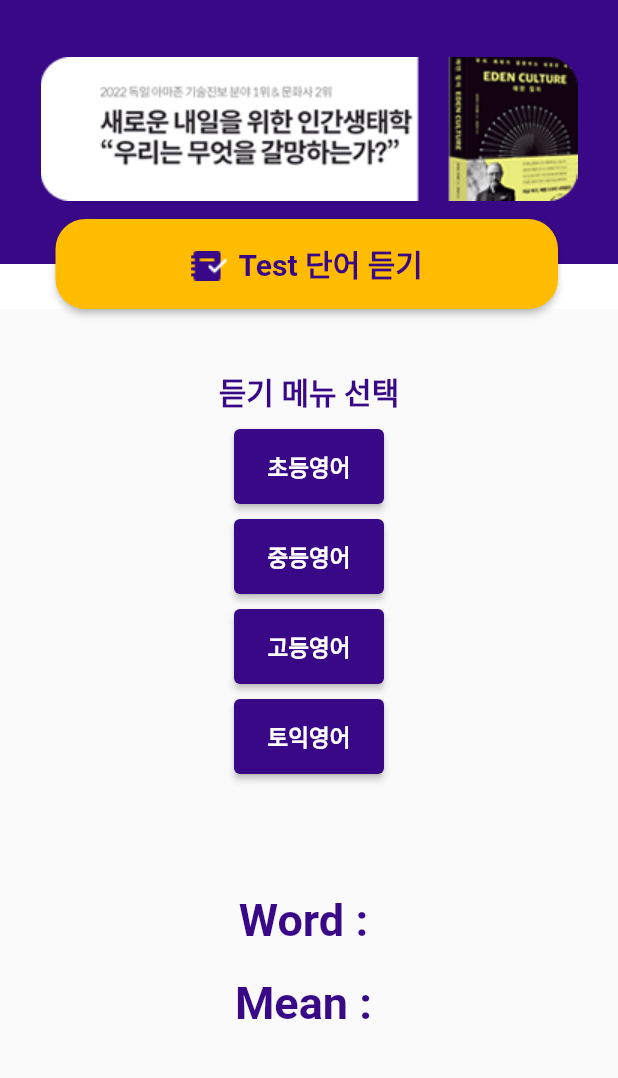
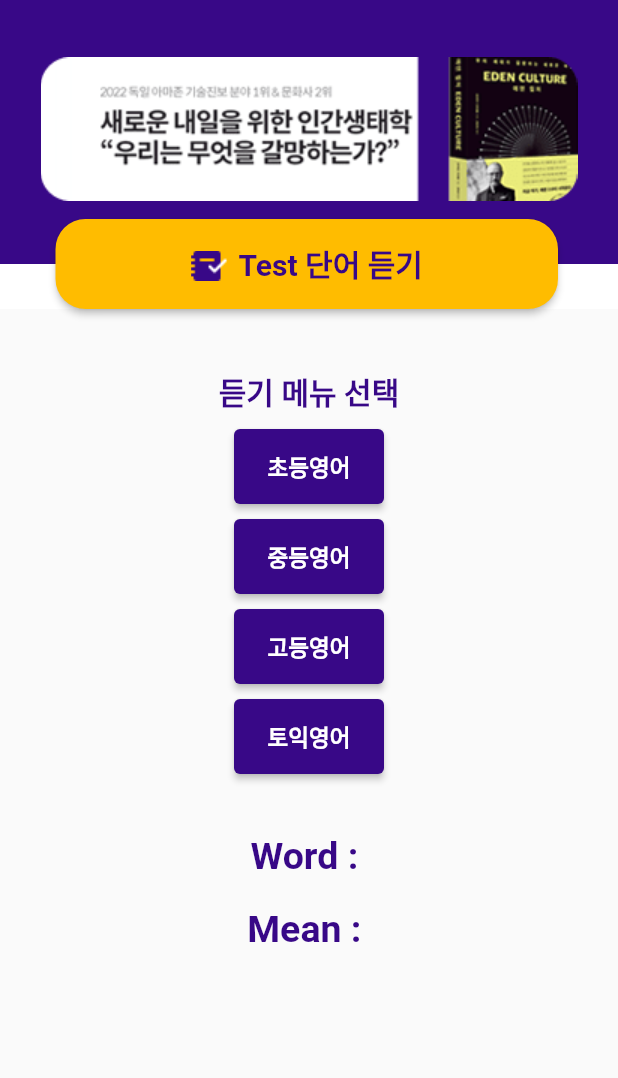
Before and after one commit to pyowonsik/Smart2Long-flutter, a Flutter app: the ListenPage screen opened by its route, on a phone screen of 412 x 824 dp, the part 63-1141 px from its top. Run offline on Flutter 3.47's test engine with Material 2 defaults, Android fonts, the phone set to English and light mode, and no system bars; our stand-ins replace flutter_riverpod, flutter_tts, go_router, shared_preferences; accounts and stored records are empty.

Commit message:
modify app size

```diff
--- a/lib/features/listen/listen.dart
+++ b/lib/features/listen/listen.dart
@@ -347,7 +347,7 @@ class _ListenPageState extends State<ListenPage> {
                     ],
                   ),
                   Container(
-                    margin: EdgeInsets.fromLTRB(0, 80, 0, 0),
+                    margin: EdgeInsets.fromLTRB(0, 40, 0, 0),
                   ),
                   // TextField(
                   //   controller: controller,
@@ -359,7 +359,7 @@ class _ListenPageState extends State<ListenPage> {
                       Text(
                         "Word : " + finalWord,
                         style: TextStyle(
-                          fontSize: 30,
+                          fontSize: 25,
                           fontWeight: FontWeight.bold,
                           color: Color.fromRGBO(56, 8, 135, 1.0),
                         ),
@@ -370,7 +370,7 @@ class _ListenPageState extends State<ListenPage> {
                       Text(
                         "Mean : " + finalMean,
                         style: TextStyle(
-                          fontSize: 30,
+                          fontSize: 25,
                           fontWeight: FontWeight.bold,
                           color: Color.fromRGBO(56, 8, 135, 1.0),
                         ),
```
Also changed, not shown: 1 other file.
